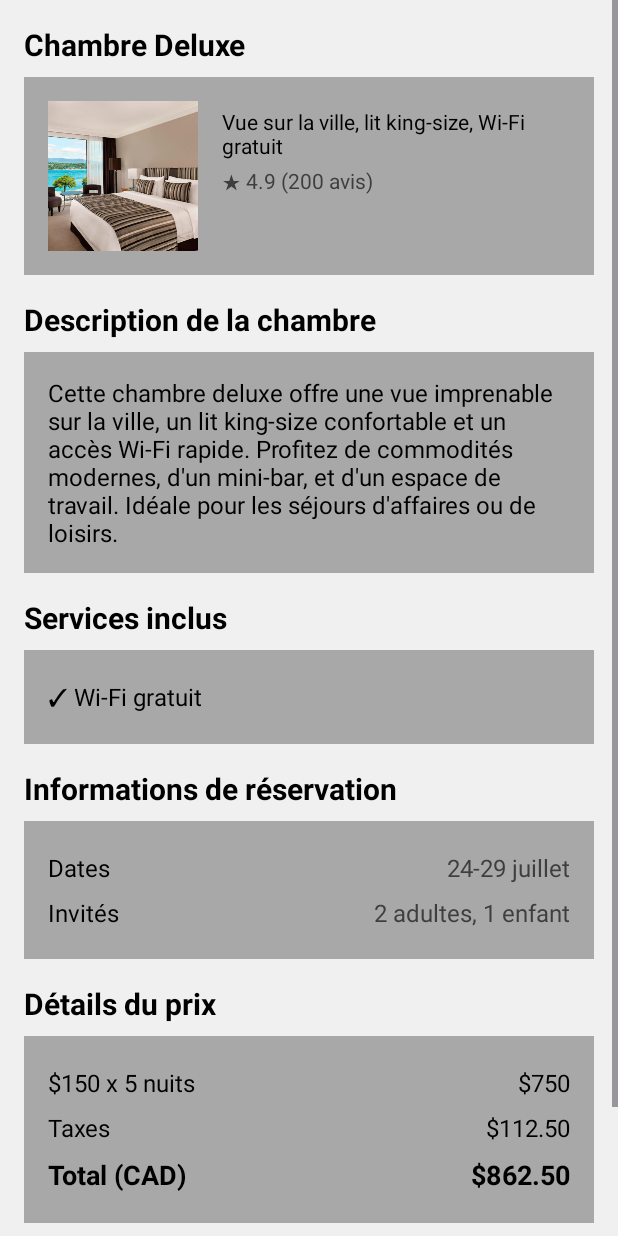
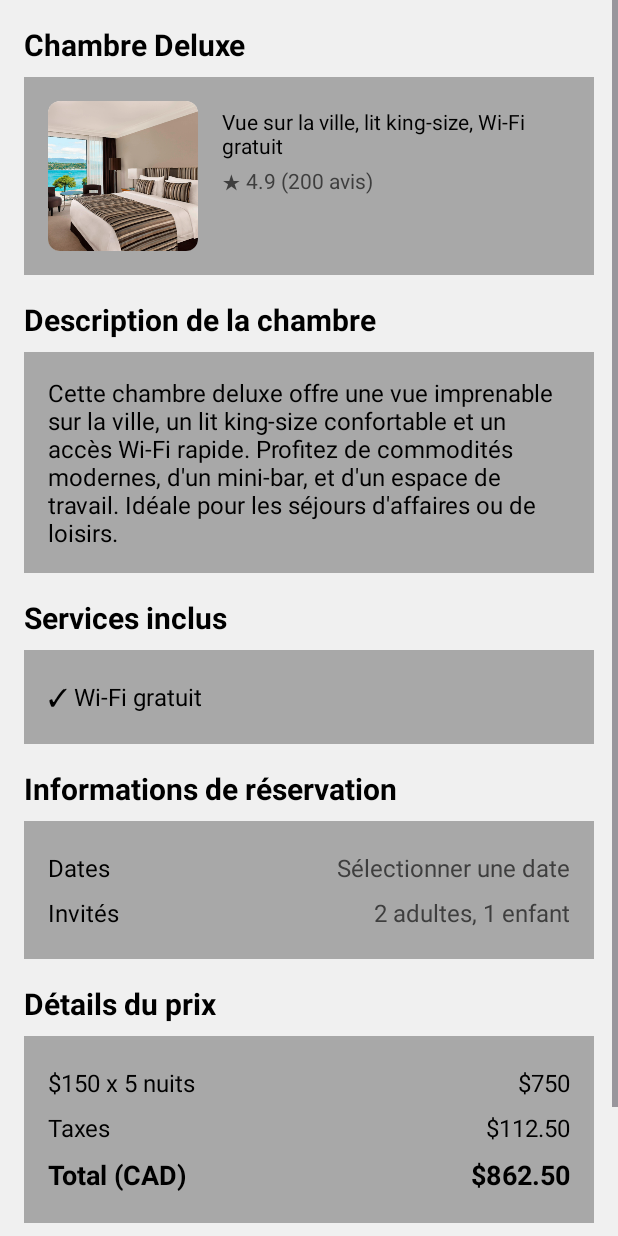
Before and after one commit to ben4ali/easystay-app-mobile, an Android app: the layout fragment_reserver.xml on its own in the app's theme, with its tools: preview values and no code run, on a phone screen of 412 x 824 dp. Run offline under Robolectric (Android 15) with nearby library versions, the phone set to English and light mode, and no system bars.

Commit message:
Ajout du date picker et de le ragius d'image

```diff
--- a/EasyStayApp/app/src/main/res/layout/fragment_reserver.xml
+++ b/EasyStayApp/app/src/main/res/layout/fragment_reserver.xml
@@ -3,6 +3,7 @@
     xmlns:tools="http://schemas.android.com/tools"
     android:layout_width="match_parent"
     android:layout_height="match_parent"
+    xmlns:app="http://schemas.android.com/apk/res-auto"
     android:background="@color/colorBackground"
     tools:context=".ReserverFragment">
 
@@ -32,14 +33,21 @@
             android:padding="16dp"
             android:layout_marginBottom="16dp">
 
+            <androidx.cardview.widget.CardView
+                android:layout_width="100dp"
+                android:layout_height="100dp"
+                android:layout_marginEnd="8dp"
+                app:cardCornerRadius="8dp"
+            app:cardElevation="0dp">
+
             <ImageView
                 android:id="@+id/roomImageView"
-                android:layout_width="100dp"
-                android:layout_height="100dp"
+                android:layout_width="match_parent"
+                android:layout_height="match_parent"
                 android:src="@drawable/chambre_exemple1"
                 android:scaleType="centerCrop"
-                android:layout_marginEnd="8dp"
                 android:contentDescription="Image de la chambre" />
+        </androidx.cardview.widget.CardView>
 
             <LinearLayout
                 android:layout_width="0dp"
@@ -162,9 +170,11 @@
                     android:id="@+id/datesTextView"
                     android:layout_width="wrap_content"
                     android:layout_height="wrap_content"
-                    android:text="24-29 juillet"
+                    android:text="Sélectionner une date"
                     android:textSize="16sp"
-                    android:textColor="@color/colorAccent" />
+                    android:textColor="@color/colorAccent"
+                    android:clickable="true"
+                    android:focusable="true" />
             </LinearLayout>
 
             <LinearLayout
```
Also changed, not shown: EasyStayApp/app/src/main/java/com/easycorp/easystayapp/ReserverFragment.kt (+47 -11 lines).
